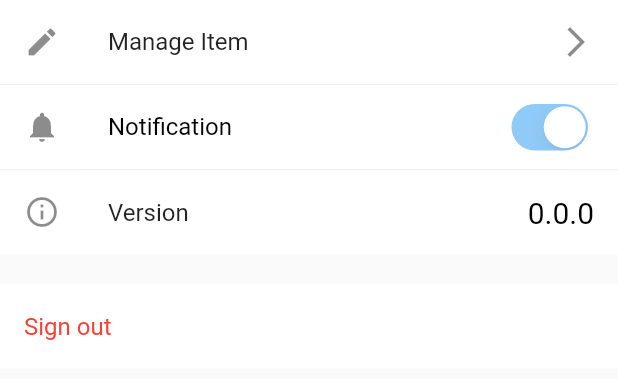
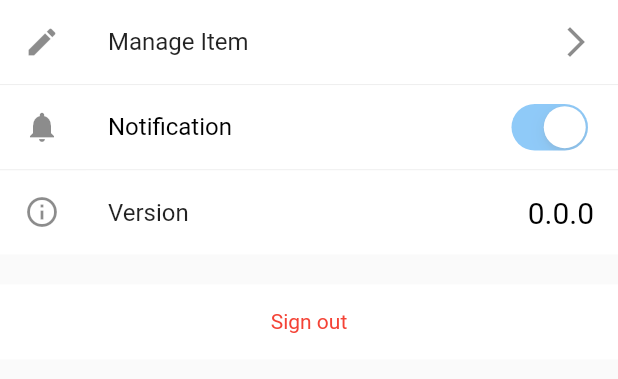
Before and after one commit to Hattomo/flutter_check_hub, a Flutter app: the Settings widget shown alone on an empty page, opened directly, on a phone screen of 412 x 824 dp. Shown: the top 379 px of the screen. Run offline on Flutter 3.47's test engine with Material 2 defaults, Android fonts, the phone set to English and light mode, and no system bars; our stand-ins replace cloud_firestore, firebase_auth, package_info, sqflite, table_calendar; accounts and stored records are empty.

Commit message:
Add Caledar

```diff
--- a/lib/models/Item.dart
+++ b/lib/models/Item.dart
@@ -8,7 +8,7 @@ class Item {
   });
 
   String title;
-  var data;
+  dynamic data;
   String icon;
   int dataType;
   String unit;
@@ -24,7 +24,7 @@ class ItemData {
   });
 
   String title;
-  var data;
+  dynamic data;
   String icon;
   int dataType;
   String unit;
--- a/lib/pages/setting/settings.dart
+++ b/lib/pages/setting/settings.dart
@@ -71,16 +71,23 @@ class Settings extends StatelessWidget {
           ),
         ),
         const SizedBox(height: 20.0),
-        Container(
-          color: Colors.white,
-          child: ListTile(
-            title: const Text(
-              'Sign out',
-              style: TextStyle(color: Colors.red),
+        InkWell(
+          onTap: () async {
+            authService.signOut();
+          },
+          child: Container(
+            height: 50.0,
+            color: Colors.white,
+            child: const Center(
+              child: Padding(
+                padding: EdgeInsets.all(8.0),
+                child: Text(
+                    'Sign out',
+                    style: TextStyle(color: Colors.red),
+
+                ),
+              ),
             ),
-            onTap: () async {
-              authService.signOut();
-            },
           ),
         ),
       ],
--- a/pubspec.yaml
+++ b/pubspec.yaml
@@ -36,6 +36,7 @@ dependencies:
   firebase_auth: ^0.16.0
   cloud_firestore: ^0.13.5
   provider: ^4.0.5+1
+  table_calendar: ^2.2.3
 
 dev_dependencies:
   flutter_test:
```
Also changed, not shown: lib/pages/home.dart (+72 -3 lines), lib/service/date_time.dart (+5 -2 lines), pubspec.lock.
